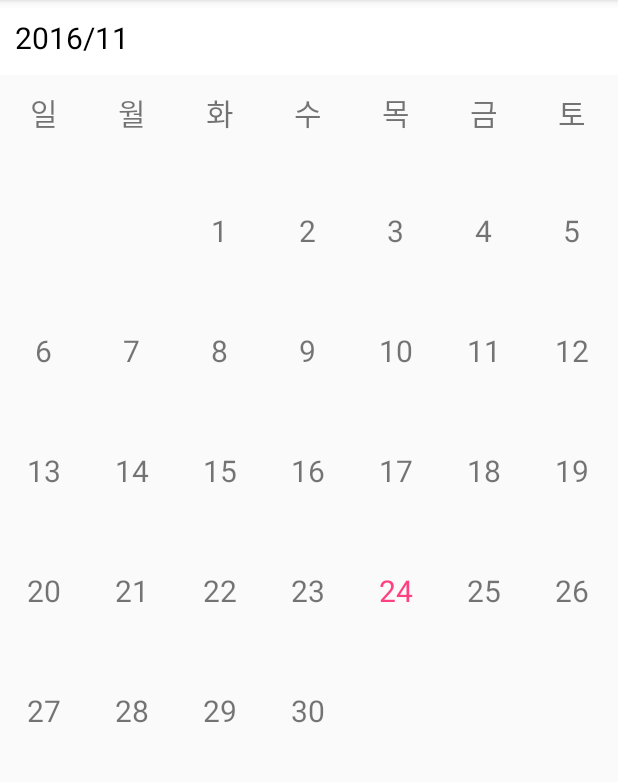
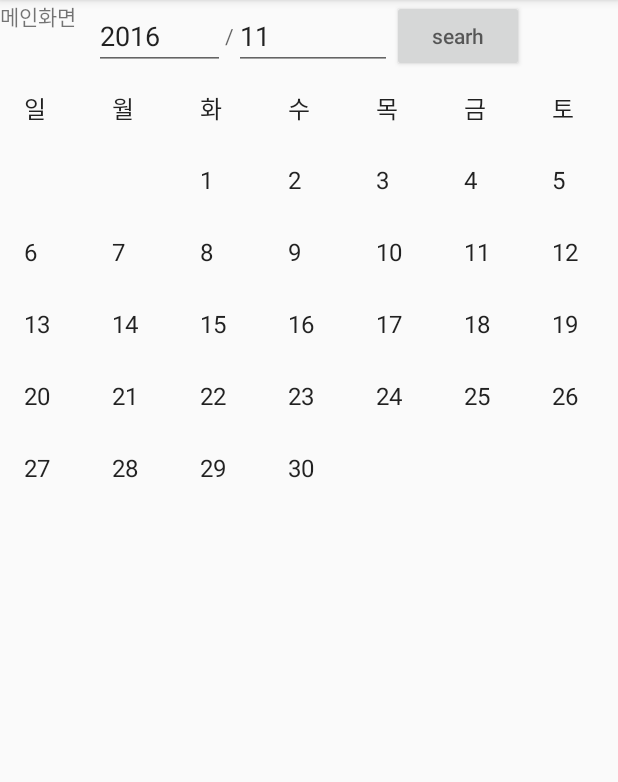
Before and after one commit to chaminhye/Calendar, an Android app: the screen it shows after launch (MainActivity), in the options menu, after a tap on "monthly", on a phone screen of 412 x 824 dp, the part 84-866 px from its top. Run offline under Robolectric (Android 15) with nearby library versions, the phone set to English and light mode, and no system bars.

Commit message:
add monthly_schedule

```diff
--- a/app/src/main/AndroidManifest.xml
+++ b/app/src/main/AndroidManifest.xml
@@ -20,7 +20,13 @@
         <activity android:name=".MainActivity"
             android:screenOrientation="portrait"/>
 
+        <activity android:name=".Schedule_list"
+            android:label="@string/app_name">
+        </activity>
 
+        <activity android:name=".ScheduleEdit_Activity"
+            android:label="@string/app_name">
+        </activity>
     </application>
 
 </manifest>
--- a/app/src/main/java/com/example/mh/calendarproject/MainActivity.java
+++ b/app/src/main/java/com/example/mh/calendarproject/MainActivity.java
@@ -29,16 +29,6 @@ public class MainActivity extends AppCompatActivity {
                 actionBar.setHomeAsUpIndicator(drawable);
             }
         }
-/*        CalendarView calendar=(CalendarView)findViewById(R.id.calendar);
-
-        calendar.setOnDateChangeListener((new CalendarView.OnDateChangeListener(){
-            public void onSelectedDayChange(CalendarView view, int year,int month, int dayOfMonth){
-                //Log.i("View.getDate", view.getDate() + "");
-                //Calendar calendar =Calendar.getInstance();
-               // calendar.set(year,month,dayOfMonth);
-                //int dayOfWeek = calendar.get(Calendar.DAY_OF_WEEK);
-            }
-        }));*/
     }
     @Override
     public boolean onCreateOptionsMenu(Menu menu) {
@@ -52,7 +42,6 @@ public class MainActivity extends AppCompatActivity {
         switch (item.getItemId()) {
             case R.id.fa:
                 getSupportFragmentManager().beginTransaction().replace(R.id.main, FA).addToBackStack(null).commit();
-                Log.i("dd","213");
                 return true;
             case R.id.fb:
                 getSupportFragmentManager().beginTransaction().replace(R.id.main, FB).addToBackStack(null).commit();
--- a/app/src/main/java/com/example/mh/calendarproject/Monthly.java
+++ b/app/src/main/java/com/example/mh/calendarproject/Monthly.java
@@ -1,40 +1,29 @@
 package com.example.mh.calendarproject;
 
-import android.app.Activity;
-import android.content.Context;
+import android.content.Intent;
 import android.os.Bundle;
 import android.support.annotation.Nullable;
 import android.support.v4.app.Fragment;
 import android.view.LayoutInflater;
 import android.view.View;
 import android.view.ViewGroup;
-import android.widget.BaseAdapter;
-import android.widget.CalendarView;
+import android.widget.AdapterView;
+import android.widget.ArrayAdapter;
+import android.widget.Button;
 import android.widget.GridView;
 import android.widget.TextView;
 
-import java.text.SimpleDateFormat;
 import java.util.ArrayList;
-import java.util.Calendar;
 import java.util.Date;
-import java.util.List;
-import java.util.Locale;
 
 /**
  * Created by Sea on 2016-10-12.
  */
-
-public class Monthly extends Fragment {
-    /*연/월 텍스트뷰*/
-    private TextView tvDate;
-    /**그리드뷰 어댑터*/
-    private GridAdapter gridAdapter;
-    /*** 일 저장 할 리스트*/
-    private ArrayList<String> dayList;
-    /*** 그리드뷰*/
-    private GridView gridView;
-    /*** 캘린더 변수*/
-    private Calendar mCal;
+public class Monthly extends Fragment implements View.OnClickListener,AdapterView.OnItemClickListener{
+    ArrayList<String> mItems;
+    ArrayAdapter<String> adapter;
+    TextView textYear;
+    TextView textMon;
 
     public Monthly(){}
     @Nullable
@@ -43,99 +32,80 @@ public class Monthly extends Fragment {
 
         View view = inflater.inflate(R.layout.month,container,false);
 
-        tvDate = (TextView)view.findViewById(R.id.tv_date);
-        gridView = (GridView)view.findViewById(R.id.gridview);
-        // 오늘에 날짜를 세팅 해준다.
-        long now = System.currentTimeMillis();
-        final Date date = new Date(now);
-        //연,월,일을 따로 저장
-        final SimpleDateFormat curYearFormat = new SimpleDateFormat("yyyy", Locale.KOREA);
-        final SimpleDateFormat curMonthFormat = new SimpleDateFormat("MM", Locale.KOREA);
-        final SimpleDateFormat curDayFormat = new SimpleDateFormat("dd", Locale.KOREA);
-        //현재 날짜 텍스트뷰에 뿌려줌
-        tvDate.setText(curYearFormat.format(date) + "/" + curMonthFormat.format(date));
-        //gridview 요일 표시
-        dayList = new ArrayList<String>();
-        dayList.add("일");
-        dayList.add("월");
-        dayList.add("화");
-        dayList.add("수");
-        dayList.add("목");
-        dayList.add("금");
-        dayList.add("토");
+        textYear = (TextView)view.findViewById(R.id.edit1);
+        textMon = (TextView) view.findViewById(R.id.edit2);
+        mItems = new ArrayList<String>();
+        adapter = new ArrayAdapter<String>(inflater.getContext(),
+                android.R.layout.simple_list_item_1, mItems);
 
-        mCal = Calendar.getInstance();
-        //이번달 1일 무슨요일인지 판단 mCal.set(Year,Month,Day)
-        mCal.set(Integer.parseInt(curYearFormat.format(date)), Integer.parseInt(curMonthFormat.format(date)) - 1, 1);
-        int dayNum = mCal.get(Calendar.DAY_OF_WEEK);
-        //1일 - 요일 매칭 시키기 위해 공백 add
-        for (int i = 1; i < dayNum; i++) {dayList.add("");}
-        setCalendarDate(mCal.get(Calendar.MONTH) + 1);
+        GridView gird = (GridView)view.findViewById(R.id.grid1);
+        gird.setAdapter(adapter);
+        gird.setOnItemClickListener(this);
 
-        gridAdapter = new GridAdapter(getContext(), dayList);
-        gridView.setAdapter(gridAdapter);
+        Date date = new Date();
+        int year = date.getYear() + 1900;
+        int mon = date.getMonth() + 1;
+        textYear.setText(year + "");
+        textMon.setText(mon + "");
+
+        fillDate(year, mon);
+
+        Button btnmove = (Button) view.findViewById(R.id.bt1);
+        btnmove.setOnClickListener(this);
 
         return view;
     }
-    /* @param month*/
-    private void setCalendarDate(int month) {
-        mCal.set(Calendar.MONTH, month - 1);
-
-        for (int i = 0; i < mCal.getActualMaximum(Calendar.DAY_OF_MONTH); i++) {
-            dayList.add("" + (i + 1));
+    @Override
+    public void onClick(View arg0) {
+        // TODO Auto-generated method stub
+        if (arg0.getId() == R.id.bt1) {
+            int year = Integer.parseInt(textYear.getText().toString());
+            int mon = Integer.parseInt(textMon.getText().toString());
+            fillDate(year, mon);
         }
     }
-    /*** 그리드뷰 어댑터*/
-    private class GridAdapter extends BaseAdapter {
-        private final List<String> list;
-        private final LayoutInflater inflater;
-        /*** 생성자
-         * @param context
-         * @param list
-         */
-        public GridAdapter(Context context, List<String> list) {
-            this.list = list;
-            this.inflater = (LayoutInflater)context.getSystemService(Context.LAYOUT_INFLATER_SERVICE);
+    private void fillDate(int year, int mon) {
+        mItems.clear();
+
+        mItems.add("일");
+        mItems.add("월");
+        mItems.add("화");
+        mItems.add("수");
+        mItems.add("목");
+        mItems.add("금");
+        mItems.add("토");
+
+        Date current = new Date(year - 1900, mon - 1, 1);
+        int day = current.getDay(); // ���ϵ� int�� ����.
+
+        for (int i = 0; i < day; i++) {
+            mItems.add("");
         }
-        public int getCount() {
-            return list.size();
+
+        current.setDate(32);// 32�ϱ��� �Է��ϸ� 1�Ϸ� �ٲ��ش�.
+        int last = 32 - current.getDate();
+
+        for (int i = 1; i <= last; i++) {
+            mItems.add(i + "");
         }
-        public String getItem(int position) {
-            return list.get(position);
-        }
-        public long getItemId(int position) {
-            return position;
-        }
-        public View getView(int position, View convertView, ViewGroup parent) {
+        adapter.notifyDataSetChanged();
 
-            ViewHolder holder = null;
-            if (convertView == null) {
-                convertView = inflater.inflate(R.layout.item_calander_gridview, parent, false);
+    }
 
-                holder = new ViewHolder();
-                holder.tvItemGridView = (TextView)convertView.findViewById(R.id.tv_item_gridview);
-
-                convertView.setTag(holder);
-
-            } else {
-                holder = (ViewHolder)convertView.getTag();
-            }
-
-            holder.tvItemGridView.setText("" + getItem(position));
-
-            //해당 날짜 텍스트 컬러,배경 변경
-            mCal = Calendar.getInstance();
-
-            //오늘 day 가져옴
-            Integer today = mCal.get(Calendar.DAY_OF_MONTH);
-            String sToday = String.valueOf(today);
-            if (sToday.equals(getItem(position))) { //오늘 day 텍스트 컬러 변경
-                holder.tvItemGridView.setTextColor(getResources().getColor(R.color.colorAccent));
-            }
-            return convertView;
+    @Override
+    public void onItemClick(AdapterView<?> arg0, View arg1, int arg2, long arg3) {
+        // TODO Auto-generated method stub
+        if (mItems.get(arg2).equals("")) {
+            ;
+        } else {
+            Intent intent = new Intent(getActivity(), Schedule_list.class);
+            intent.putExtra("Param1", textYear.getText().toString() + "/"
+                    + textMon.getText().toString() + "/" + mItems.get(arg2));
+            startActivity(intent);
         }
     }
-    private class ViewHolder {
-        TextView tvItemGridView;
-    }
+
+
+
+
 }
--- a/app/src/main/res/layout/item_calander_gridview.xml
+++ /dev/null
@@ -1,16 +0,0 @@
-<?xml version="1.0" encoding="utf-8"?>
-
-<LinearLayout xmlns:android="http://schemas.android.com/apk/res/android"
-    android:layout_width="match_parent"
-    android:layout_height="match_parent"
-    android:orientation="vertical"
-    android:gravity="center">
-
-    <TextView
-        android:gravity="center_horizontal"
-        android:id="@+id/tv_item_gridview"
-        android:layout_width="wrap_content"
-        android:layout_height="80dp"
-        android:textSize="20sp"
-        />
-</LinearLayout>
--- a/app/src/main/res/layout/month.xml
+++ b/app/src/main/res/layout/month.xml
@@ -1,26 +1,53 @@
 <?xml version="1.0" encoding="utf-8"?>
 <LinearLayout xmlns:android="http://schemas.android.com/apk/res/android"
-    android:layout_width="match_parent"
-    android:layout_height="match_parent"
-    android:orientation="vertical">
+    android:layout_width="fill_parent"
+    android:layout_height="fill_parent"
+    android:orientation="vertical" >
 
+    <LinearLayout
+        android:layout_width="fill_parent"
+        android:layout_height="wrap_content"
+        android:layout_weight="0"
+        android:gravity="center"
+        android:orientation="horizontal" >
 
-    <TextView
-        android:id="@+id/tv_date"
-        android:layout_width="match_parent"
-        android:layout_height="50dp"
-        android:background="@color/transparent"
-        android:gravity="center_vertical"
-        android:paddingLeft="10dp"
-        android:textColor="@color/colorC"
-        android:textSize="20sp" />
+        <EditText
+            android:id="@+id/edit1"
+            android:layout_width="wrap_content"
+            android:layout_height="wrap_content"
+            android:hint="input year" />
 
-    <GridView
-        android:id="@+id/gridview"
-        android:layout_width="match_parent"
-        android:layout_height="0dp"
-        android:layout_marginTop="10dp"
+        <TextView
+            android:layout_width="wrap_content"
+            android:layout_height="wrap_content"
+            android:hint="/" />
+
+        <EditText
+            android:id="@+id/edit2"
+            android:layout_width="wrap_content"
+            android:layout_height="wrap_content"
+            android:hint="input month" />
+
+        <Button
+            android:id="@+id/bt1"
+            android:layout_width="wrap_content"
+            android:layout_height="wrap_content"
+            android:hint="searh" />
+    </LinearLayout>
+
+    <LinearLayout
+        android:layout_width="fill_parent"
+        android:layout_height="wrap_content"
         android:layout_weight="1"
-        android:listSelector="@color/transparent"
-        android:numColumns="7"></GridView>
+        android:orientation="vertical" >
+
+        <GridView
+            android:id="@+id/grid1"
+            android:layout_width="fill_parent"
+            android:layout_height="wrap_content"
+            android:gravity="center"
+            android:numColumns="7" >
+        </GridView>
+    </LinearLayout>
+
 </LinearLayout>
```
Also changed, not shown: app/src/main/java/com/example/mh/calendarproject/MyDBHelper.java (added, +33 -0 lines), app/src/main/java/com/example/mh/calendarproject/ScheduleEdit_Activity.java (added, +108 -0 lines), app/src/main/java/com/example/mh/calendarproject/Schedule_list.java (added, +95 -0 lines), app/src/main/res/drawable/ic_launcher.xml (added, +9 -0 lines), app/src/main/res/layout/schedule_edit.xml (added, +105 -0 lines), app/src/main/res/layout/schedule_list.xml (added, +46 -0 lines), app/src/main/ic_launcher-web.png (added), app/src/main/res/mipmap-hdpi/ic_launcher.png, app/src/main/res/mipmap-mdpi/ic_launcher.png, app/src/main/res/mipmap-xhdpi/ic_launcher.png, app/src/main/res/mipmap-xxhdpi/ic_launcher.png, app/src/main/res/mipmap-xxxhdpi/ic_launcher.png.
